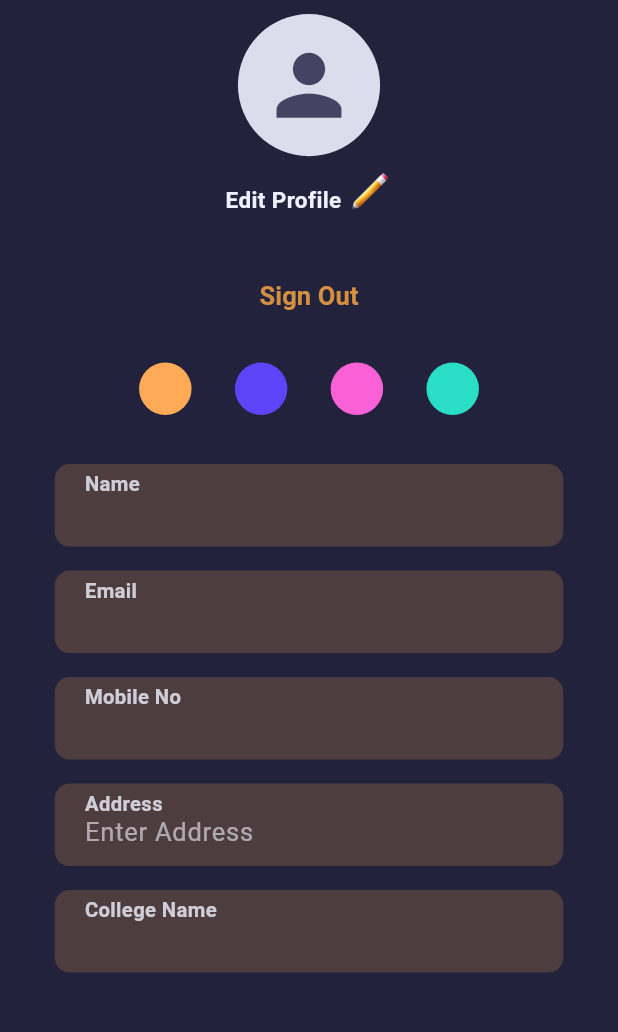
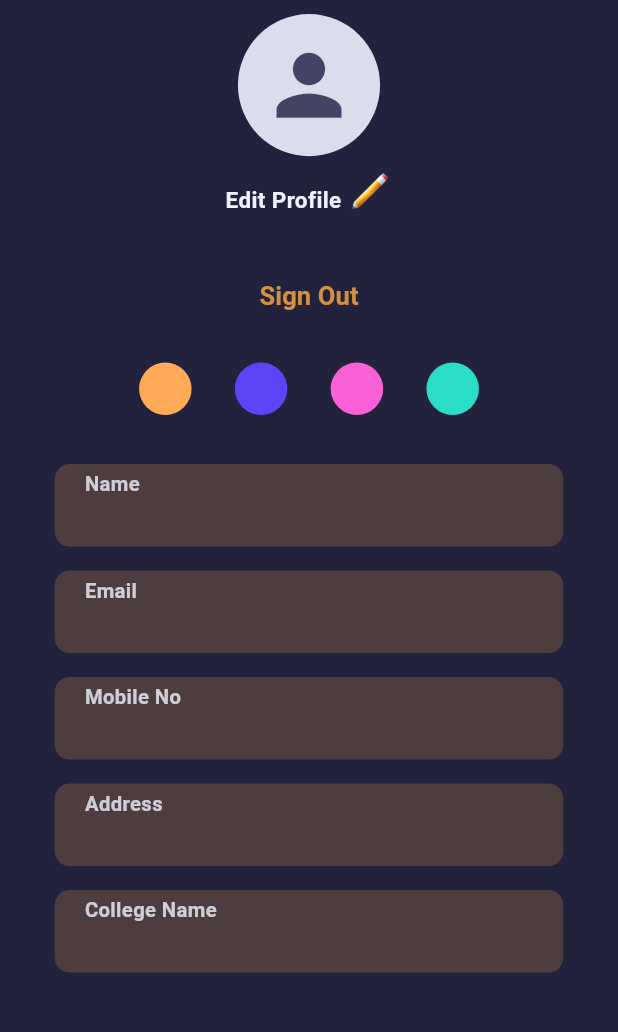
Before and after one commit to shiva396/annam, a Flutter app: the CanteenProfilePage screen opened directly with empty values, after a tap on the "nights stay" icon, after a tap on "Edit Profile", after a tap on "Save", on a phone screen of 412 x 824 dp, the part 83-1115 px from its top. Run offline on Flutter 3.47's test engine with Material 3 defaults, Android fonts, the phone set to English and light mode, and no system bars; our stand-ins replace calendar_date_picker2, cloud_firestore, firebase_auth, firebase_core, firebase_storage, flutter_rating_bar and 6 more; accounts and stored records are empty; generated files the repository leaves out were written again; Roboto replaces fonts that are missing (Nato).

Commit message:
done profile changes

```diff
--- a/lib/auth/authWrapper.dart
+++ b/lib/auth/authWrapper.dart
@@ -81,7 +81,10 @@ class AuthWrapper extends StatelessWidget {
                     }
                   } else if (role == UserRole.ngo.asString) {
                     return NgoMainTab();
-                  } else {
+                  } else if (role == UserRole.cattleOwner.asString) {
+                    return SizedBox();
+                  }
+                  {
                     return SizedBox();
                   }
                 } else {
--- a/lib/canteen/profile/profile_page.dart
+++ b/lib/canteen/profile/profile_page.dart
@@ -17,8 +17,8 @@ import '../../const/color_extension.dart';
 import '../../common_widget/round_textfield.dart';
 import '../../const/image_const.dart';
 import '../../students/orders/my_cart.dart';
-import '../../students/profile/color_palette.dart';
-import '../../students/profile/theme_toggle.dart';
+import '../../theme/color_palette.dart';
+import '../../theme/theme_toggle.dart';
 import '../../utils/size_data.dart';
 
 class CanteenProfilePage extends ConsumerStatefulWidget {
@@ -41,15 +41,12 @@ class _CanteenProfilePageState extends ConsumerState<CanteenProfilePage> {
   TextEditingController txtName = TextEditingController();
   TextEditingController txtMobile = TextEditingController();
   TextEditingController txtAddress = TextEditingController();
-  TextEditingController txtPassword = TextEditingController();
-  TextEditingController txtConfirmPassword = TextEditingController();
 
   void dispose() {
     super.dispose();
     txtAddress.dispose();
-    txtConfirmPassword.dispose();
+
     txtMobile.dispose();
-    txtPassword.dispose();
     txtName.dispose();
   }
 
@@ -65,6 +62,7 @@ class _CanteenProfilePageState extends ConsumerState<CanteenProfilePage> {
     String email = widget.canteenOwnerData['email'] ?? '';
     String collegeName = widget.canteenOwnerData['collegeName'] ?? '';
     String profileUrl = widget.canteenOwnerData['image'] ?? '';
+    String address = widget.canteenOwnerData['address'] ?? '';
     return SafeArea(
       child: Scaffold(
         body: Container(
@@ -215,7 +213,7 @@ class _CanteenProfilePageState extends ConsumerState<CanteenProfilePage> {
                     child: RoundTitleTextfield(
                       title: "Address",
                       readOnly: !changeData,
-                      hintText: "Enter Address",
+                      hintText: changeData ? "Enter Address" : address,
                       controller: txtAddress,
                     ),
                   ),
@@ -255,6 +253,9 @@ class _CanteenProfilePageState extends ConsumerState<CanteenProfilePage> {
                                   }
                                   if (txtMobile.text.trim().isNotEmpty) {
                                     data['phoneNumber'] = txtMobile.text.trim();
+                                  }
+                                  if (txtAddress.text.trim().isNotEmpty) {
+                                    data['address'] = txtAddress.text.trim();
                                   }
                                   // Editing data
                                   if (image != null) {
--- a/lib/ngo/profile/profile_page.dart
+++ b/lib/ngo/profile/profile_page.dart
@@ -17,8 +17,8 @@ import '../../const/color_extension.dart';
 import '../../common_widget/round_textfield.dart';
 import '../../const/image_const.dart';
 import '../../students/orders/my_cart.dart';
-import '../../students/profile/color_palette.dart';
-import '../../students/profile/theme_toggle.dart';
+import '../../theme/color_palette.dart';
+import '../../theme/theme_toggle.dart';
 import '../../utils/size_data.dart';
 
 class NgoProfilePage extends ConsumerStatefulWidget {
--- a/lib/students/profile/color_palette.dart
+++ b/lib/theme/color_palette.dart
@@ -1,9 +1,9 @@
 import 'package:flutter/material.dart';
 import 'package:flutter_riverpod/flutter_riverpod.dart';
 
-import '../../const/static_data.dart';
-import '../../theme/theme_provider.dart';
-import '../../utils/size_data.dart';
+import '../const/static_data.dart';
+import 'theme_provider.dart';
+import '../utils/size_data.dart';
 
 class ColorPalette extends ConsumerWidget {
   const ColorPalette({
```
Also changed, not shown: lib/auth/role_page.dart (+0 -38 lines), lib/students/profile/profile_page.dart (+3 -8 lines), lib/theme/theme_toggle.dart (renamed from lib/students/profile/theme_toggle.dart, +4 -4 lines).
